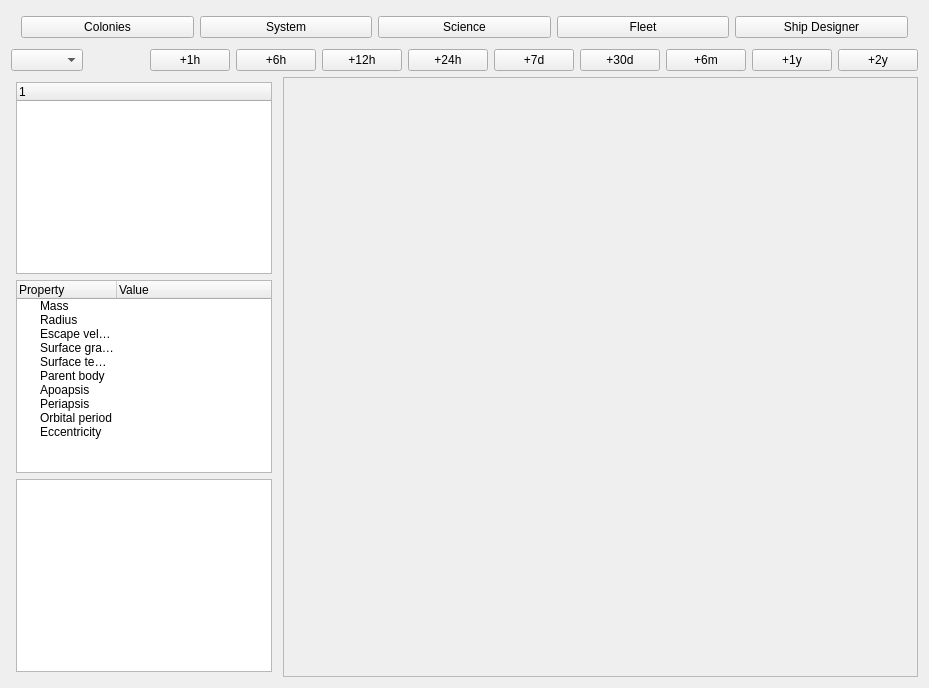
This is Mercury/GameWindow.ui in appcrashwin7/Mercury as Qt 5 draws it before an edit. The edited form follows.
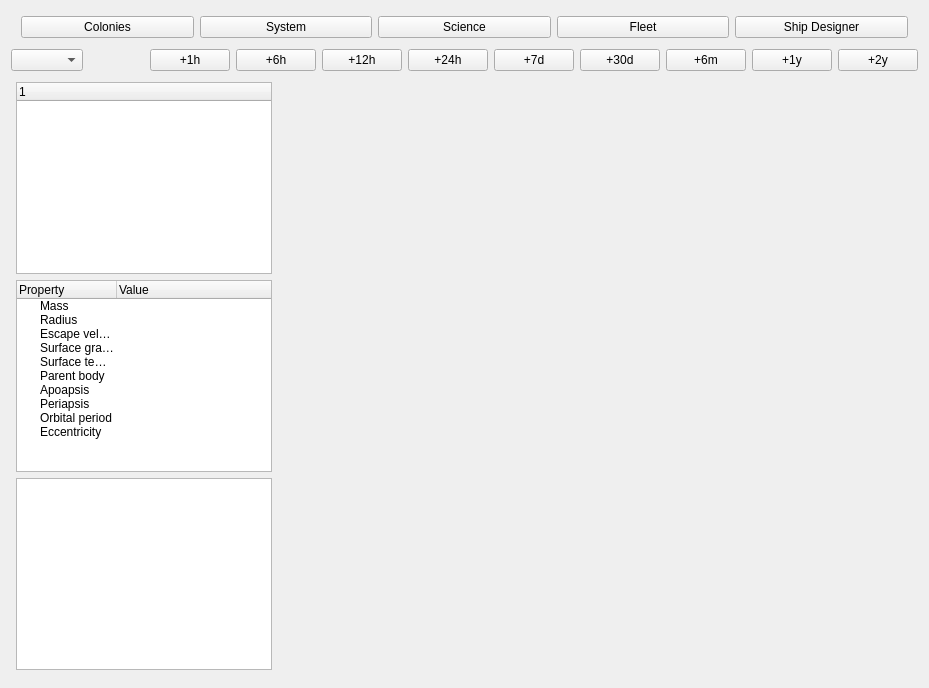
This is the edited form.

Commit message: add SystemRender and remove GameWindow Form file from GeneratedFiles folder

```diff
--- a/Mercury/GameWindow.ui
+++ b/Mercury/GameWindow.ui
@@ -283,35 +283,7 @@
     </layout>
    </item>
    <item row="2" column="1">
-    <widget class="QFrame" name="systemView">
-     <property name="sizePolicy">
-      <sizepolicy hsizetype="Minimum" vsizetype="Minimum">
-       <horstretch>0</horstretch>
-       <verstretch>0</verstretch>
-      </sizepolicy>
-     </property>
-     <property name="minimumSize">
-      <size>
-       <width>600</width>
-       <height>600</height>
-      </size>
-     </property>
-     <property name="baseSize">
-      <size>
-       <width>0</width>
-       <height>0</height>
-      </size>
-     </property>
-     <property name="contextMenuPolicy">
-      <enum>Qt::NoContextMenu</enum>
-     </property>
-     <property name="frameShape">
-      <enum>QFrame::StyledPanel</enum>
-     </property>
-     <property name="frameShadow">
-      <enum>QFrame::Raised</enum>
-     </property>
-    </widget>
+    <layout class="QGridLayout" name="systemViewCont"/>
    </item>
   </layout>
  </widget>
```
The commit also changes 4 other files.
